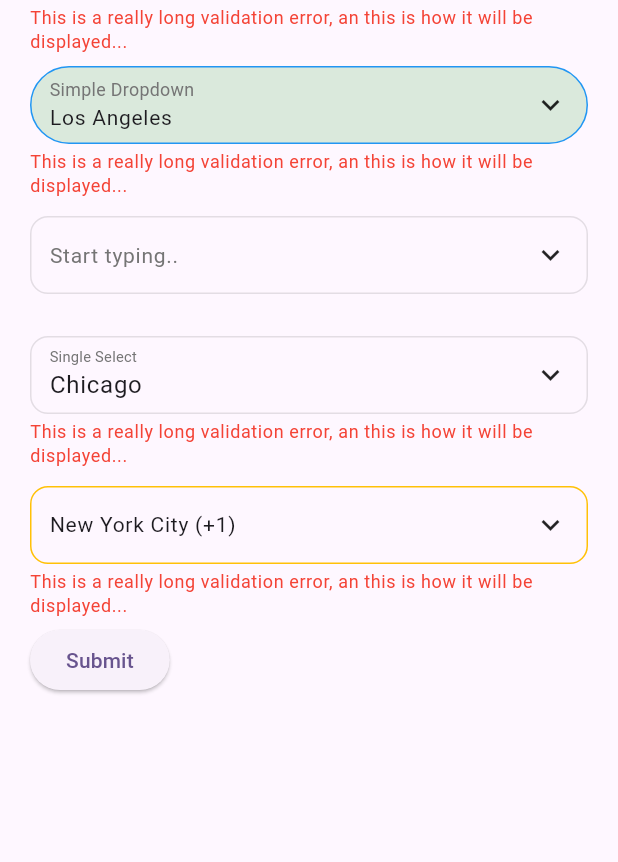
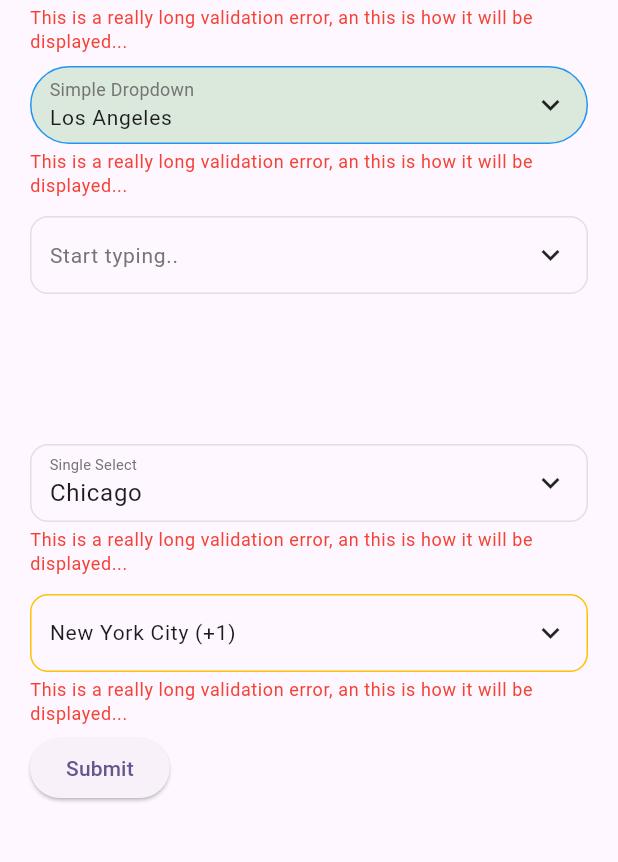
Before and after one commit to DartForce22/df_dropdown, a Flutter app: the screen it shows after launch, after a tap on the "keyboard arrow down" icon, after a tap on "Submit", on a phone screen of 412 x 824 dp, the part 108-970 px from its top. Run offline on Flutter 3.47's test engine with Material 3 defaults, Android fonts, the light colour scheme and no system bars.

Commit message:
Fixed unnecessarry selector renderings

```diff
--- a/example/lib/main.dart
+++ b/example/lib/main.dart
@@ -147,7 +147,7 @@ class MyApp extends StatelessWidget {
                       ],
                     ),
                     const SizedBox(
-                      height: 8,
+                      height: 80,
                     ),
                     DfSearchableSingleSelectDropdown<String>(
                       validator: (obj) {
--- a/lib/providers/base_dropdown_provider.dart
+++ b/lib/providers/base_dropdown_provider.dart
@@ -23,7 +23,7 @@ abstract class BaseDropdownProvider<T> with ChangeNotifier {
   final BuildContext context;
   OverlayEntry? _overlayEntry;
 
-  Offset _previousOffset = Offset.zero;
+  Offset? _previousOffset;
   Timer? _timer;
   bool _suggestionClosedOnMove = false;
 
@@ -202,16 +202,17 @@ abstract class BaseDropdownProvider<T> with ChangeNotifier {
     required Widget selectorWidget,
     bool expanded = true,
   }) {
-    if (!this.suggestionsExpanded || dropdownKey.currentContext == null) {
-      return;
-    }
+    if ((this.suggestionsExpanded || _suggestionClosedOnMove) &&
+        dropdownKey.currentContext != null) {
       final RenderBox renderBox =
           dropdownKey.currentContext!.findRenderObject() as RenderBox;
       final Offset currentOffset = renderBox.localToGlobal(Offset.zero);
 
+      _previousOffset ??= currentOffset;
+
       if (_previousOffset != currentOffset) {
         _timer?.cancel();
-      if (_previousOffset.dx != currentOffset.dx) {
+        if (_previousOffset!.dx != currentOffset.dx) {
           closeSuggestions();
         } else {
           if (suggestionsExpanded) {
@@ -231,11 +232,13 @@ abstract class BaseDropdownProvider<T> with ChangeNotifier {
 
         _previousOffset = currentOffset;
       }
+    }
 
     // Continue to check for future changes
     WidgetsBinding.instance.addPostFrameCallback((_) {
       updateSelectorPositionIfNeeded(
         selectorWidget: selectorWidget,
+        expanded: expanded,
       );
     });
   }
```
Lines whose indentation alone changed are shown as unchanged.
